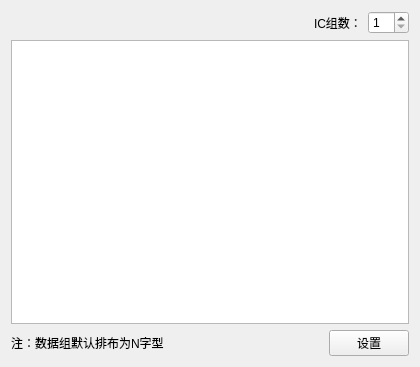
Old version of the form src/Advancedsetting/Advancedsetting/datagroup.ui in the repository liyangfamily/TestActions.
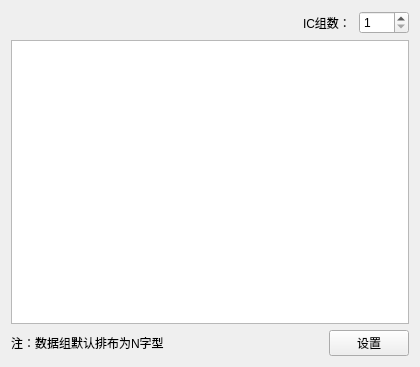
New version of the form.

The edit to the form file:
```diff
--- a/src/Advancedsetting/Advancedsetting/datagroup.ui
+++ b/src/Advancedsetting/Advancedsetting/datagroup.ui
@@ -35,6 +35,12 @@
         <layout class="QHBoxLayout" name="horizontalLayout">
          <item>
           <widget class="QLabel" name="label">
+           <property name="minimumSize">
+            <size>
+             <width>50</width>
+             <height>0</height>
+            </size>
+           </property>
            <property name="text">
             <string>IC组数：</string>
            </property>
@@ -42,6 +48,12 @@
          </item>
          <item>
           <widget class="QSpinBox" name="spinBox">
+           <property name="minimumSize">
+            <size>
+             <width>50</width>
+             <height>0</height>
+            </size>
+           </property>
            <property name="minimum">
             <number>1</number>
            </property>
```
Left out of the diff: 14 changed lines with no effect on the pictures.
